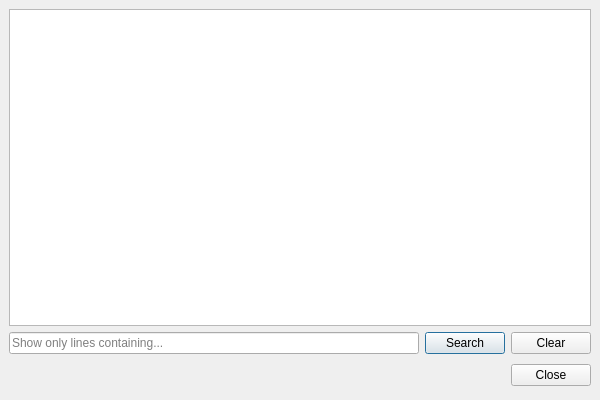
Before: the Qt Designer form forms/showtextdialog.ui in insilmaril/vym, drawn with Qt 5.
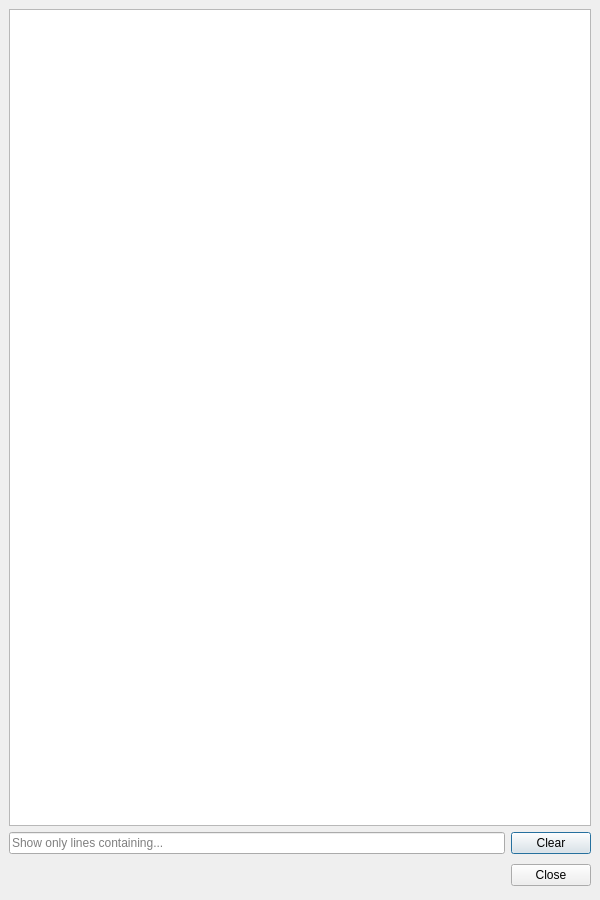
After: the same form once the commit is applied.

Commit message:
Feature: #221 Filter text while typing and make search optional
The search field of ShowTextDialog filters the output while typing now,
the extra "Search" button is no longer needed. The "Clear" button, which
resets the field and shows the complete text again, uses the standard
Qt reset icon.

Searching is optional: The search field and the button are only shown
after setUseSearch(true), by default they are hidden. Currently only
helpShortcuts() enables the search, so the list of keyboard shortcuts
can be reduced to the interesting lines.

Patch:
```diff
--- a/forms/showtextdialog.ui
+++ b/forms/showtextdialog.ui
@@ -7,7 +7,7 @@
     <x>0</x>
     <y>0</y>
     <width>600</width>
-    <height>400</height>
+    <height>900</height>
    </rect>
   </property>
   <property name="windowTitle">
@@ -56,13 +56,6 @@
        </property>
       </widget>
      </item>
-     <item>
-      <widget class="QPushButton" name="findButton">
-       <property name="text">
-        <string>Search</string>
-       </property>
-      </widget>
-     </item>
      <item>
       <widget class="QPushButton" name="clearButton">
        <property name="text">
```
The commit also changes 4 other files.
